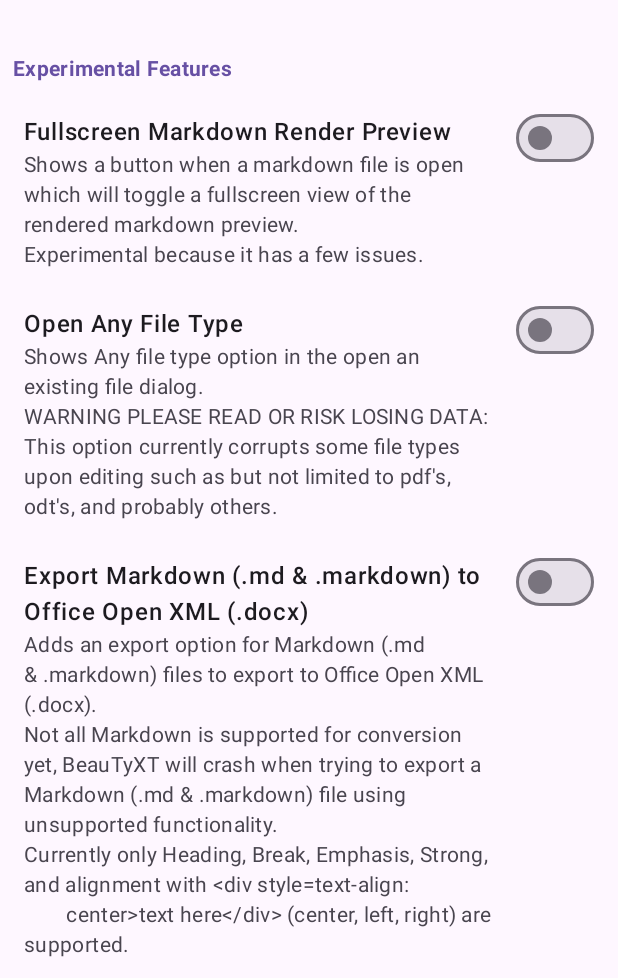
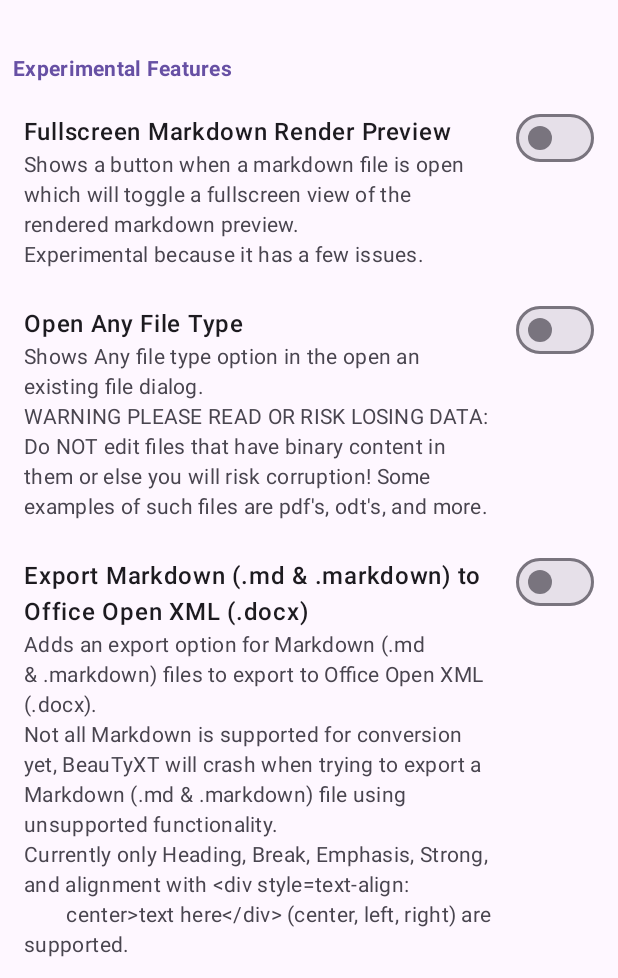
Before and after one commit to soupslurpr/BeauTyXT, an Android app built with Jetpack Compose: the composable SettingsScreen shown on its own in the app's theme, scrolled down 524 dp, on a phone screen of 412 x 824 dp, the part 258-1236 px from its top. Run offline under Robolectric (Android 15) with nearby library versions, the phone set to English and light mode, and no system bars.

Commit message:
Update open any file type setting description to be clearer

```diff
--- a/app/src/main/res/values/strings.xml
+++ b/app/src/main/res/values/strings.xml
@@ -53,7 +53,10 @@
     <string name="fullscreen_markdown_render_preview_setting_name" tools:ignore="MissingTranslation">Fullscreen Markdown Render Preview</string>
     <string name="fullscreen_markdown_render_preview_setting_description" tools:ignore="MissingTranslation">Shows a button when a markdown file is open which will toggle a fullscreen view of the rendered markdown preview.\nExperimental because it has a few issues.</string>
     <string name="open_any_file_type_setting_name" tools:ignore="MissingTranslation">Open Any File Type</string>
-    <string name="open_any_file_type_setting_description" tools:ignore="MissingTranslation">Shows Any file type option in the open an existing file dialog.\nWARNING PLEASE READ OR RISK LOSING DATA: This option currently corrupts some file types upon editing such as but not limited to pdf\'s, odt\'s, and probably others.</string>
+    <string name="open_any_file_type_setting_description" tools:ignore="MissingTranslation">Shows Any file type
+        option in the open an existing file dialog.\nWARNING PLEASE READ OR RISK LOSING DATA: Do NOT edit files
+        that have binary content in them or else you will risk corruption! Some examples of such files are pdf\'s,
+        odt\'s, and more.</string>
     <string name="rust_library_credits" tools:ignore="MissingTranslation">Rust Library Credits</string>
     <string name="view_credits_for_rust_library" tools:ignore="MissingTranslation">View Credits for Rust library</string>
     <string name="docx" tools:ignore="MissingTranslation">Office Open XML (.docx)</string>
```
